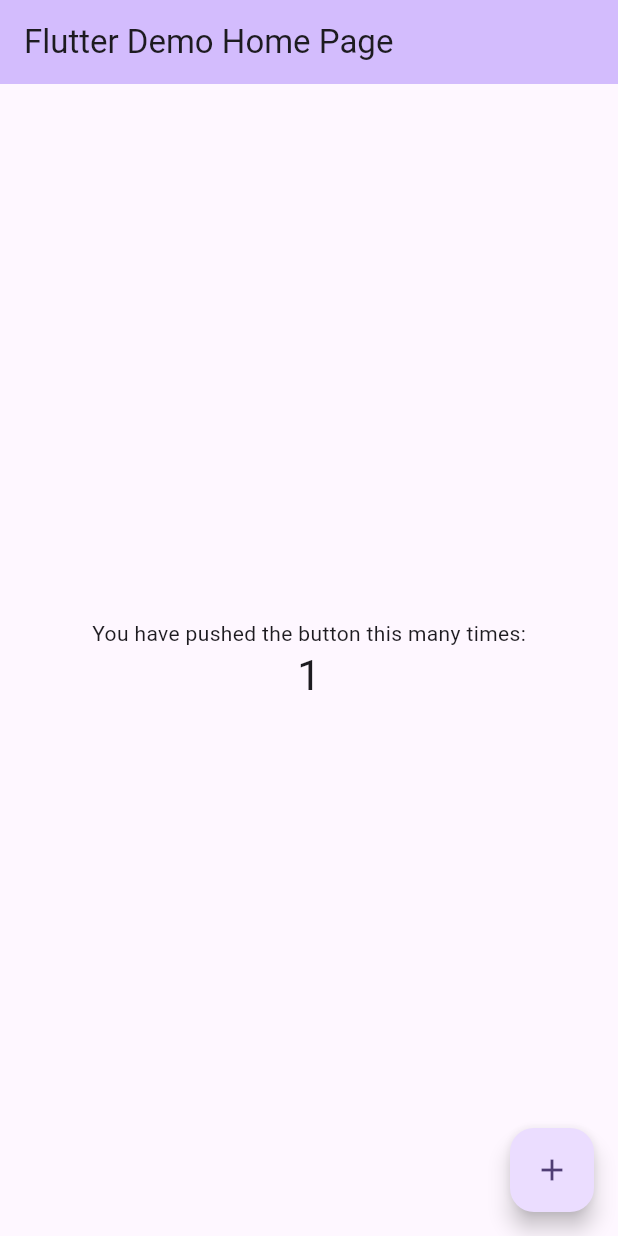
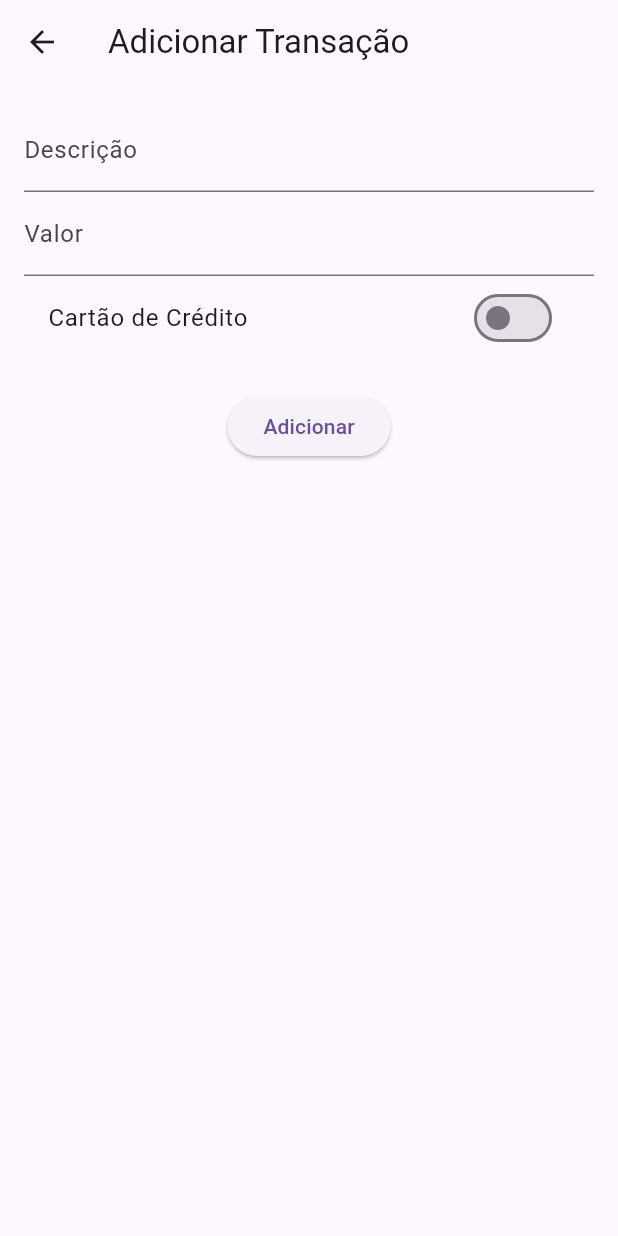
Before and after one commit to JustKac/oh-my-bills, a Flutter app: the screen it shows after launch, after a tap on the "add" icon, on a phone screen of 412 x 824 dp. Run offline on Flutter 3.47's test engine with Material 3 defaults, Android fonts, the phone set to English and light mode, and no system bars.

Commit message:
feat: 🚧 paga home

```diff
--- /dev/null
+++ b/app/oh_my_bills/lib/components/monthly_summary.dart
@@ -0,0 +1,32 @@
+import 'package:flutter/material.dart';
+
+import '../views_model/transaction_view_model.dart';
+
+
+
+class MonthlySummary extends StatelessWidget {
+  final TransactionViewModel viewModel;
+
+  const MonthlySummary({Key? key, required this.viewModel}) : super(key: key);
+
+  @override
+  Widget build(BuildContext context) {
+    return Card(
+      margin: EdgeInsets.all(16.0),
+      child: Padding(
+        padding: const EdgeInsets.all(16.0),
+        child: Column(
+          crossAxisAlignment: CrossAxisAlignment.start,
+          children: [
+            Text('Resumo Mensal', style: Theme.of(context).textTheme.headlineLarge),
+            SizedBox(height: 10),
+            Text('Gastos: R\$ ${viewModel.totalExpenses.toStringAsFixed(2)}'),
+            Text(
+              'Dívida Cartão: R\$ ${viewModel.totalCreditCard.toStringAsFixed(2)}',
+            ),
+          ],
+        ),
+      ),
+    );
+  }
+}
--- /dev/null
+++ b/app/oh_my_bills/lib/components/transaction_form.dart
@@ -0,0 +1,73 @@
+import 'package:flutter/material.dart';
+import 'package:oh_my_bills/views_model/transaction_view_model.dart';
+import '../models/transaction.dart';
+
+
+class TransactionForm extends StatefulWidget {
+  final TransactionViewModel viewModel;
+
+  const TransactionForm({Key? key, required this.viewModel}) : super(key: key);
+
+  @override
+  _TransactionFormState createState() => _TransactionFormState();
+}
+
+class _TransactionFormState extends State<TransactionForm> {
+  final _formKey = GlobalKey<FormState>();
+  String _description = '';
+  double _amount = 0.0;
+  bool _isCreditCard = false;
+
+  @override
+  Widget build(BuildContext context) {
+    return Scaffold(
+      appBar: AppBar(
+        title: Text('Adicionar Transação'),
+      ),
+      body: Padding(
+        padding: const EdgeInsets.all(16.0),
+        child: Form(
+          key: _formKey,
+          child: Column(
+            children: [
+              TextFormField(
+                decoration: InputDecoration(labelText: 'Descrição'),
+                onChanged: (value) => _description = value,
+                validator: (value) => value!.isEmpty ? 'Insira uma descrição' : null,
+              ),
+              TextFormField(
+                decoration: InputDecoration(labelText: 'Valor'),
+                keyboardType: TextInputType.number,
+                onChanged: (value) => _amount = double.tryParse(value) ?? 0.0,
+                validator: (value) => (double.tryParse(value ?? '') ?? 0) <= 0 ? 'Insira um valor válido' : null,
+              ),
+              SwitchListTile(
+                title: Text('Cartão de Crédito'),
+                value: _isCreditCard,
+                onChanged: (value) => setState(() => _isCreditCard = value),
+              ),
+              SizedBox(height: 20),
+              ElevatedButton(
+                onPressed: () {
+                  if (_formKey.currentState!.validate()) {
+                    widget.viewModel.addTransaction(
+                      Transaction(
+                        id: DateTime.now().toString(),
+                        description: _description,
+                        amount: _amount,
+                        date: DateTime.now(),
+                        isCreditCard: _isCreditCard,
+                      ),
+                    );
+                    Navigator.pop(context);
+                  }
+                },
+                child: Text('Adicionar'),
+              ),
+            ],
+          ),
+        ),
+      ),
+    );
+  }
+}
--- /dev/null
+++ b/app/oh_my_bills/lib/components/transaction_list.dart
@@ -0,0 +1,41 @@
+import 'package:flutter/material.dart';
+import 'package:intl/intl.dart';
+import 'package:oh_my_bills/views_model/transaction_view_model.dart';
+
+class TransactionList extends StatelessWidget {
+  final TransactionViewModel viewModel;
+
+  const TransactionList({Key? key, required this.viewModel}) : super(key: key);
+
+  @override
+  Widget build(BuildContext context) {
+    return Column(
+      crossAxisAlignment: CrossAxisAlignment.start,
+      children: [
+        Padding(
+          padding: const EdgeInsets.all(16.0),
+          child: Text(
+            'Transações',
+            style: Theme.of(context).textTheme.headlineLarge,
+          ),
+        ),
+        ListView.builder(
+          shrinkWrap: true,
+          physics: NeverScrollableScrollPhysics(),
+          itemCount: viewModel.transactions.length,
+          itemBuilder: (context, index) {
+            final transaction = viewModel.transactions[index];
+            return ListTile(
+              title: Text(transaction.description),
+              subtitle: Text(
+                '${DateFormat('dd/MM/yyyy').format(transaction.date)} - R\$ ${transaction.amount.toStringAsFixed(2)}',
+              ),
+              trailing:
+                  transaction.isCreditCard ? Icon(Icons.credit_card) : null,
+            );
+          },
+        ),
+      ],
+    );
+  }
+}
--- a/app/oh_my_bills/lib/main.dart
+++ b/app/oh_my_bills/lib/main.dart
@@ -1,122 +1,32 @@
 import 'package:flutter/material.dart';
+import 'package:oh_my_bills/views_model/transaction_view_model.dart';
+
+import 'services/transaction_service.dart';
+
+import 'views/home_screen.dart';
 
 void main() {
-  runApp(const MyApp());
+  final transactionService = MockTransactionService();
+  final transactionViewModel = TransactionViewModel(transactionService);
+
+  runApp(FinanceApp(transactionViewModel: transactionViewModel));
 }
 
-class MyApp extends StatelessWidget {
-  const MyApp({super.key});
+class FinanceApp extends StatelessWidget {
+  final TransactionViewModel transactionViewModel;
 
-  // This widget is the root of your application.
+  const FinanceApp({Key? key, required this.transactionViewModel})
+    : super(key: key);
+
   @override
   Widget build(BuildContext context) {
     return MaterialApp(
-      title: 'Flutter Demo',
+      title: 'Controle de Finanças',
       theme: ThemeData(
-        // This is the theme of your application.
-        //
-        // TRY THIS: Try running your application with "flutter run". You'll see
-        // the application has a purple toolbar. Then, without quitting the app,
-        // try changing the seedColor in the colorScheme below to Colors.green
-        // and then invoke "hot reload" (save your changes or press the "hot
-        // reload" button in a Flutter-supported IDE, or press "r" if you used
-        // the command line to start the app).
-        //
-        // Notice that the counter didn't reset back to zero; the application
-        // state is not lost during the reload. To reset the state, use hot
-        // restart instead.
-        //
-        // This works for code too, not just values: Most code changes can be
-        // tested with just a hot reload.
-        colorScheme: ColorScheme.fromSeed(seedColor: Colors.deepPurple),
+        primarySwatch: Colors.teal,
+        visualDensity: VisualDensity.adaptivePlatformDensity,
       ),
-      home: const MyHomePage(title: 'Flutter Demo Home Page'),
+      home: HomeScreen(viewModel: transactionViewModel),
     );
   }
 }
-
-class MyHomePage extends StatefulWidget {
-  const MyHomePage({super.key, required this.title});
-
-  // This widget is the home page of your application. It is stateful, meaning
-  // that it has a State object (defined below) that contains fields that affect
-  // how it looks.
-
-  // This class is the configuration for the state. It holds the values (in this
-  // case the title) provided by the parent (in this case the App widget) and
-  // used by the build method of the State. Fields in a Widget subclass are
-  // always marked "final".
-
-  final String title;
-
-  @override
-  State<MyHomePage> createState() => _MyHomePageState();
-}
-
-class _MyHomePageState extends State<MyHomePage> {
-  int _counter = 0;
-
-  void _incrementCounter() {
-    setState(() {
-      // This call to setState tells the Flutter framework that something has
-      // changed in this State, which causes it to rerun the build method below
-      // so that the display can reflect the updated values. If we changed
-      // _counter without calling setState(), then the build method would not be
-      // called again, and so nothing would appear to happen.
-      _counter++;
-    });
-  }
-
-  @override
-  Widget build(BuildContext context) {
-    // This method is rerun every time setState is called, for instance as done
-    // by the _incrementCounter method above.
-    //
-    // The Flutter framework has been optimized to make rerunning build methods
-    // fast, so that you can just rebuild anything that needs updating rather
-    // than having to individually change instances of widgets.
-    return Scaffold(
-      appBar: AppBar(
-        // TRY THIS: Try changing the color here to a specific color (to
-        // Colors.amber, perhaps?) and trigger a hot reload to see the AppBar
-        // change color while the other colors stay the same.
-        backgroundColor: Theme.of(context).colorScheme.inversePrimary,
-        // Here we take the value from the MyHomePage object that was created by
-        // the App.build method, and use it to set our appbar title.
-        title: Text(widget.title),
-      ),
-      body: Center(
-        // Center is a layout widget. It takes a single child and positions it
-        // in the middle of the parent.
-        child: Column(
-          // Column is also a layout widget. It takes a list of children and
-          // arranges them vertically. By default, it sizes itself to fit its
-          // children horizontally, and tries to be as tall as its parent.
-          //
-          // Column has various properties to control how it sizes itself and
-          // how it positions its children. Here we use mainAxisAlignment to
-          // center the children vertically; the main axis here is the vertical
-          // axis because Columns are vertical (the cross axis would be
-          // horizontal).
-          //
-          // TRY THIS: Invoke "debug painting" (choose the "Toggle Debug Paint"
-          // action in the IDE, or press "p" in the console), to see the
-          // wireframe for each widget.
-          mainAxisAlignment: MainAxisAlignment.center,
-          children: <Widget>[
-            const Text('You have pushed the button this many times:'),
-            Text(
-              '$_counter',
-              style: Theme.of(context).textTheme.headlineMedium,
-            ),
-          ],
-        ),
-      ),
-      floatingActionButton: FloatingActionButton(
-        onPressed: _incrementCounter,
-        tooltip: 'Increment',
-        child: const Icon(Icons.add),
-      ), // This trailing comma makes auto-formatting nicer for build methods.
-    );
-  }
-}
--- /dev/null
+++ b/app/oh_my_bills/lib/models/transaction.dart
@@ -0,0 +1,15 @@
+class Transaction {
+  final String id;
+  final String description;
+  final double amount;
+  final DateTime date;
+  final bool isCreditCard;
+
+  Transaction({
+    required this.id,
+    required this.description,
+    required this.amount,
+    required this.date,
+    required this.isCreditCard,
+  });
+}
--- /dev/null
+++ b/app/oh_my_bills/lib/services/transaction_service.dart
@@ -0,0 +1,32 @@
+import '../models/transaction.dart';
+
+abstract class TransactionService {
+  Future<List<Transaction>> getTransactions();
+  Future<void> addTransaction(Transaction transaction);
+}
+
+class MockTransactionService implements TransactionService {
+  final List<Transaction> _transactions = [
+    Transaction(
+      id: '1',
+      description: 'Supermercado',
+      amount: 150.0,
+      date: DateTime.now(),
+      isCreditCard: false,
+    ),
+    Transaction(
+      id: '2',
+      description: 'Fatura Cartão',
+      amount: 1200.0,
+      date: DateTime.now(),
+      isCreditCard: true,
+    ),
+  ];
+
+  @override
+  Future<List<Transaction>> getTransactions() async => _transactions;
+
+  @override
+  Future<void> addTransaction(Transaction transaction) async =>
+      _transactions.add(transaction);
+}
--- /dev/null
+++ b/app/oh_my_bills/lib/views/home_screen.dart
@@ -0,0 +1,46 @@
+import 'package:flutter/material.dart';
+import 'package:oh_my_bills/components/transaction_form.dart';
+import 'package:oh_my_bills/components/transaction_list.dart';
+
+import '../components/monthly_summary.dart';
+import '../views_model/transaction_view_model.dart' show TransactionViewModel;
+
+
+class HomeScreen extends StatelessWidget {
+  final TransactionViewModel viewModel;
+
+  const HomeScreen({super.key, required this.viewModel});
+
+  @override
+  Widget build(BuildContext context) {
+    return Scaffold(
+      appBar: AppBar(title: Text('Controle de Finanças')),
+      body: AnimatedBuilder(
+        animation: viewModel,
+        builder: (context, _) {
+          return viewModel.isLoading
+              ? Center(child: CircularProgressIndicator())
+              : SingleChildScrollView(
+                child: Column(
+                  children: [
+                    MonthlySummary(viewModel: viewModel),
+                    TransactionList(viewModel: viewModel),
+                  ],
+                ),
+              );
+        },
+      ),
+      floatingActionButton: FloatingActionButton(
+        onPressed: () {
+          Navigator.push(
+            context,
+            MaterialPageRoute(
+              builder: (context) => TransactionForm(viewModel: viewModel),
+            ),
+          );
+        },
+        child: Icon(Icons.add),
+      ),
+    );
+  }
+}
--- /dev/null
+++ b/app/oh_my_bills/lib/views_model/transaction_view_model.dart
@@ -0,0 +1,38 @@
+import 'package:flutter/foundation.dart';
+
+import '../models/transaction.dart';
+import '../services/transaction_service.dart';
+
+class TransactionViewModel extends ChangeNotifier {
+  final TransactionService _transactionService;
+  List<Transaction> _transactions = [];
+  bool _isLoading = false;
+
+  TransactionViewModel(this._transactionService) {
+    _loadTransactions();
+  }
+
+  List<Transaction> get transactions => _transactions;
+  bool get isLoading => _isLoading;
+
+  Future<void> _loadTransactions() async {
+    _isLoading = true;
+    notifyListeners();
+    _transactions = await _transactionService.getTransactions();
+    _isLoading = false;
+    notifyListeners();
+  }
+
+  Future<void> addTransaction(Transaction transaction) async {
+    await _transactionService.addTransaction(transaction);
+    await _loadTransactions();
+  }
+
+  double get totalExpenses => _transactions
+      .where((t) => !t.isCreditCard)
+      .fold(0.0, (sum, t) => sum + t.amount);
+
+  double get totalCreditCard => _transactions
+      .where((t) => t.isCreditCard)
+      .fold(0.0, (sum, t) => sum + t.amount);
+}
--- a/app/oh_my_bills/pubspec.yaml
+++ b/app/oh_my_bills/pubspec.yaml
@@ -34,6 +34,7 @@ dependencies:
   # The following adds the Cupertino Icons font to your application.
   # Use with the CupertinoIcons class for iOS style icons.
   cupertino_icons: ^1.0.8
+  intl: ^0.20.2
 
 dev_dependencies:
   flutter_test:
```
Also changed, not shown: 2 other files.
